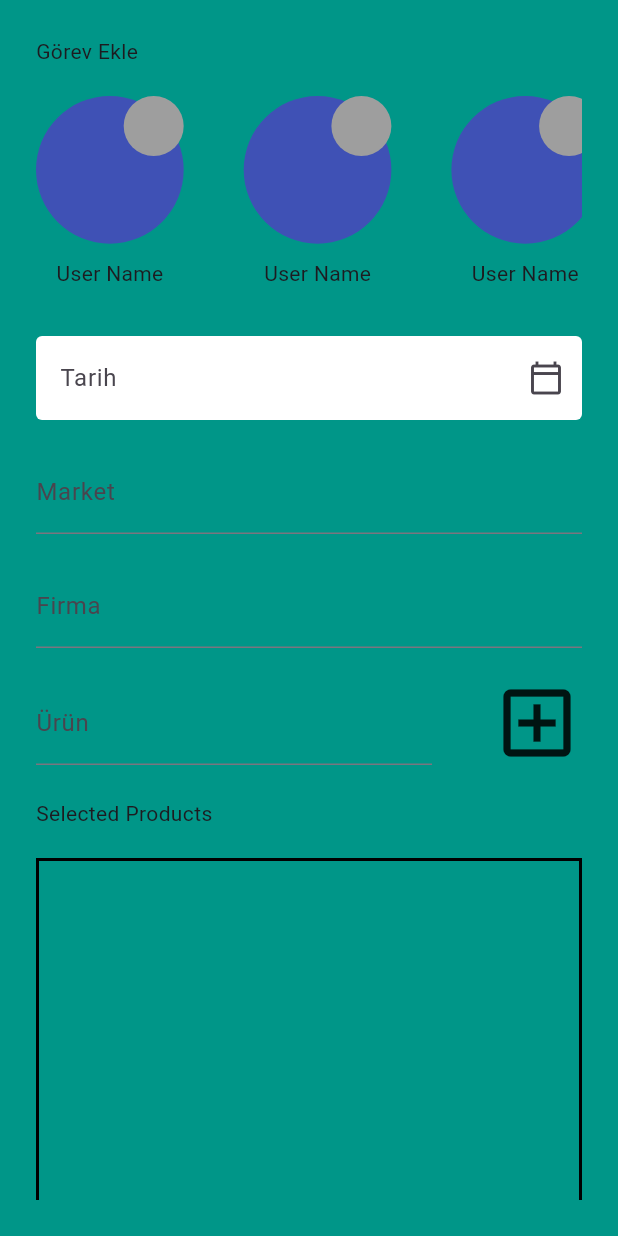
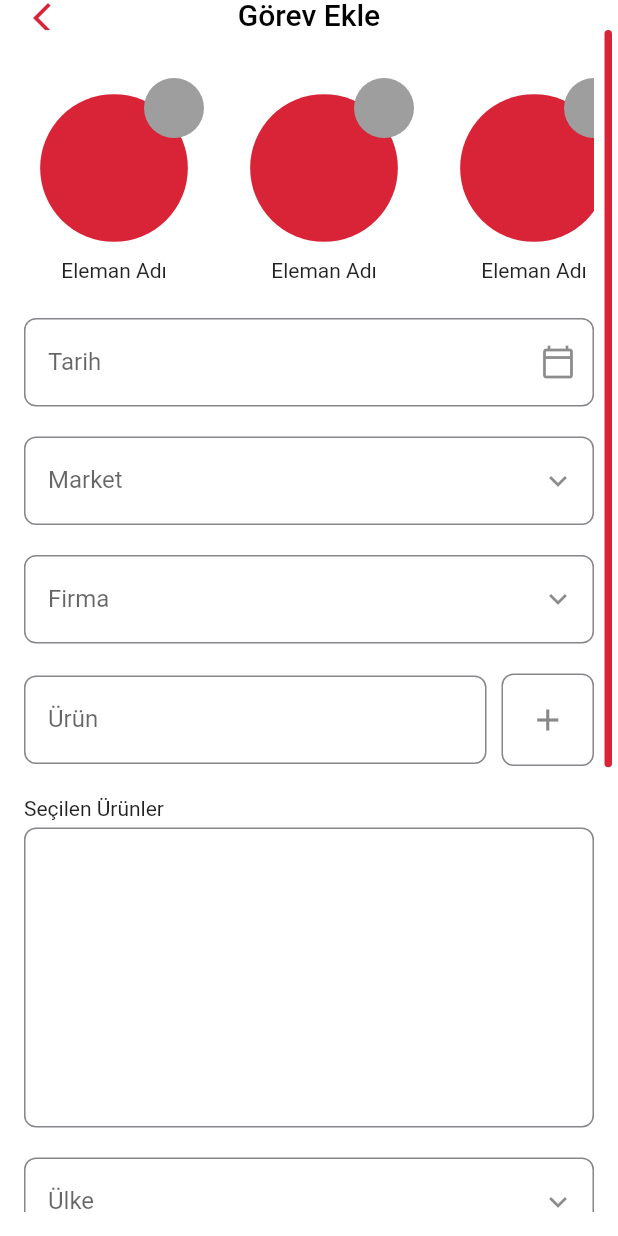
Before and after one commit to ilkeryurtbay/point_marketing, a Flutter app: the screen it shows after launch, on a phone screen of 412 x 824 dp. Run offline on Flutter 3.47's test engine with Material 2 defaults, Android fonts, the phone set to English and light mode, and no system bars; drawn by our look-alikes of flutter_typeahead.

Commit message:
theme files added and admin mission assignment page UI updated

```diff
--- a/lib/app_widget.dart
+++ b/lib/app_widget.dart
@@ -1,35 +1,48 @@
 import 'package:flutter/material.dart';
 import 'package:flutter/services.dart';
+import 'package:point_marketing/core/theme/app_theme.dart';
+import 'package:point_marketing/core/theme/app_theme_mode_enum.dart';
+import 'package:point_marketing/core/theme/app_theme_provider.dart';
 import 'package:point_marketing/src/features/admin/application/selected_product.dart';
 import 'package:point_marketing/src/features/admin/presentation/admin_page.dart';
 import 'package:provider/provider.dart';
 
 class AppWidget extends StatelessWidget {
-  const AppWidget({super.key});
+  const AppWidget({Key? key}) : super(key: key);
 
   @override
   Widget build(BuildContext context) {
-    SystemChrome.setSystemUIOverlayStyle(
-      const SystemUiOverlayStyle(
-          statusBarColor: Colors.transparent,
-          statusBarBrightness: Brightness.light,
-          statusBarIconBrightness: Brightness.light),
-    );
     return MultiProvider(
         providers: [
           ChangeNotifierProvider<SelectedProduct>(
             create: (context) => SelectedProduct(),
+          ),
+          ChangeNotifierProvider<AppThemeProvider>(
+            create: (context) => AppThemeProvider(),
           )
         ],
-      child: MaterialApp(
+        builder: (context, child) {
+          final currentTheme =
+              Provider.of<AppThemeProvider>(context, listen: false)
+                  .currentTheme;
+          SystemChrome.setSystemUIOverlayStyle(
+            SystemUiOverlayStyle(
+                statusBarColor: Colors.transparent,
+                statusBarBrightness: currentTheme == AppThemeMode.light
+                    ? Brightness.light
+                    : Brightness.dark,
+                statusBarIconBrightness: currentTheme == AppThemeMode.light
+                    ? Brightness.dark
+                    : Brightness.light),
+          );
+          return MaterialApp(
             debugShowCheckedModeBanner: false,
             title: 'Flutter Demo',
-        theme: ThemeData(
-          colorScheme: ColorScheme.fromSeed(seedColor: Colors.deepPurple),
-          useMaterial3: true,
-        ),
+            theme: currentTheme == AppThemeMode.light
+                ? AppTheme.lightTheme
+                : AppTheme.darkTheme,
             home: const AdminPage(),
-      ),
           );
+        });
   }
 }
--- a/lib/core/constants/app_padding.dart
+++ b/lib/core/constants/app_padding.dart
@@ -2,6 +2,8 @@ import 'package:flutter/cupertino.dart';
 
 class AppPadding {
   AppPadding._();
+  static const pagePadding = EdgeInsets.fromLTRB(16, 32, 16, 16);
+
   static const allSides8 = EdgeInsets.all(8);
   static const allSides16 = EdgeInsets.all(16);
   static const allSides24 = EdgeInsets.all(24);
@@ -13,4 +15,6 @@ class AppPadding {
   static const verticalSymmetric8 = EdgeInsets.symmetric(vertical: 8);
   static const verticalSymmetric16 = EdgeInsets.symmetric(vertical: 16);
   static const verticalSymmetric24 = EdgeInsets.symmetric(vertical: 24);
+
+  static const onlyRight4 = EdgeInsets.only(right: 4);
 }
--- a/lib/core/constants/app_space.dart
+++ b/lib/core/constants/app_space.dart
@@ -7,11 +7,17 @@ class AppSpace {
 }
 
 class _VerticalSpace {
+  final SizedBox space5 = const SizedBox(
+    height: 5,
+  );
   final SizedBox space10 = const SizedBox(
     height: 10,
   );
   final SizedBox space20 = const SizedBox(
     height: 20,
+  );
+  final SizedBox space60 = const SizedBox(
+    height: 60,
   );
 }
 
@@ -19,6 +25,9 @@ class _HorizontalSpace {
   final SizedBox space10 = const SizedBox(
     width: 10,
   );
+  final SizedBox space20 = const SizedBox(
+    width: 20,
+  );
   final SizedBox space40 = const SizedBox(
     width: 40,
   );
--- a/lib/core/constants/app_string.dart
+++ b/lib/core/constants/app_string.dart
@@ -11,4 +11,5 @@ class AppString {
   static const String addNotes = 'Not ekleyin...';
   static const String save = 'Kaydet';
   static const String agent = 'Eleman';
+  static const String chosenProducts = 'Seçilen Ürünler';
 }
--- a/lib/core/theme/app_theme.dart
+++ b/lib/core/theme/app_theme.dart
@@ -0,0 +1,11 @@
+import 'package:flutter/material.dart';
+
+import 'dark_theme/dark_theme.dart';
+import 'light_theme/light_theme.dart';
+
+class AppTheme {
+  AppTheme._();
+
+  static ThemeData get lightTheme => LightTheme.themeData;
+  static ThemeData get darkTheme => DarkTheme.themeData;
+}
--- /dev/null
+++ b/lib/core/theme/app_theme_mode_enum.dart
@@ -0,0 +1 @@
+enum AppThemeMode { light, dark }
--- /dev/null
+++ b/lib/core/theme/app_theme_provider.dart
@@ -0,0 +1,17 @@
+import 'package:flutter/material.dart';
+import 'package:point_marketing/core/theme/app_theme_mode_enum.dart';
+
+class AppThemeProvider extends ChangeNotifier {
+  AppThemeMode _themeMode = AppThemeMode.light;
+  AppThemeMode get currentTheme => _themeMode;
+
+  void setLightTheme() {
+    _themeMode = AppThemeMode.light;
+    notifyListeners();
+  }
+
+  void setDarkTheme() {
+    _themeMode = AppThemeMode.dark;
+    notifyListeners();
+  }
+}
--- a/lib/core/theme/dark_theme/dark_theme.dart
+++ b/lib/core/theme/dark_theme/dark_theme.dart
@@ -0,0 +1,87 @@
+import 'package:flutter/material.dart';
+
+class DarkTheme {
+  DarkTheme._();
+
+  static const Color columbiaBlue = Color(0xffCCDFE4);
+  static const Color darkSkyBlue = Color(0xff99BECA);
+  static const Color crystalBlue = Color(0xff669EAF);
+  static const Color tealBlue = Color(0xff337D95);
+  static const Color blueSapphire = Color(0xff005D7A);
+  static const Color midnightGreen = Color(0xff004A62);
+  static const Color richBlack = Color(0xff003849);
+  static const Color daintree = Color(0xff002531);
+  static const Color nero = Color(0xff180500);
+  static const Color lightGrey = Color(0xffDCDCDC);
+  static const Color richElectricBlue = Color(0xff0090CC);
+  static const Color maastrichtBlue = Color(0xff002433);
+  static const Color ateneoBlue = Color(0xff004866);
+  static const Color daintreeDark = Color(0xff021E2A);
+  static const Color highLightBlue = Color(0xff0097D6);
+
+  //decoration constants
+  static const double textFieldCornerRadius = 15;
+  static const double elevatedButtonCornetRadius = 20;
+  static final OutlineInputBorder errorBorder = OutlineInputBorder(
+    borderRadius: BorderRadius.circular(textFieldCornerRadius),
+    borderSide: const BorderSide(
+      color: Color(0xff8B0000),
+      width: 2.0,
+    ),
+  );
+
+  static ThemeData get themeData => ThemeData(
+        colorScheme: _colorScheme,
+        elevatedButtonTheme: ElevatedButtonThemeData(
+          style: ElevatedButton.styleFrom(
+            backgroundColor: ateneoBlue,
+            foregroundColor: lightGrey,
+            shape: RoundedRectangleBorder(
+                borderRadius:
+                    BorderRadius.circular(elevatedButtonCornetRadius)),
+          ),
+        ),
+        bottomNavigationBarTheme: const BottomNavigationBarThemeData(
+          backgroundColor: ateneoBlue,
+        ),
+        inputDecorationTheme: InputDecorationTheme(
+          focusedBorder: OutlineInputBorder(
+            borderRadius: BorderRadius.circular(textFieldCornerRadius),
+            borderSide: const BorderSide(
+              color: richElectricBlue,
+              width: 2.0,
+            ),
+          ),
+          enabledBorder: OutlineInputBorder(
+            borderRadius: BorderRadius.circular(textFieldCornerRadius),
+          ),
+          errorBorder: errorBorder,
+          focusedErrorBorder: errorBorder,
+          fillColor: _colorScheme.secondaryContainer,
+          filled: true,
+        ),
+      );
+
+  static ColorScheme get _colorScheme => const ColorScheme(
+        brightness: Brightness.light,
+        primary: daintree,
+        onPrimary: Colors.white,
+        secondary: richBlack,
+        onSecondary: blueSapphire,
+        secondaryContainer: lightGrey,
+        onSecondaryContainer: maastrichtBlue,
+        scrim: ateneoBlue,
+        error: Colors.red,
+        onError: Colors.white,
+        background: daintreeDark,
+        onBackground: midnightGreen,
+        surface: ateneoBlue,
+        onSurface: Colors.white,
+        surfaceVariant: Colors.transparent,
+        onSurfaceVariant: blueSapphire,
+        inverseSurface: columbiaBlue,
+        onInverseSurface: maastrichtBlue,
+        outline: lightGrey,
+        inversePrimary: highLightBlue,
+      );
+}
--- a/lib/core/theme/light_theme/light_theme.dart
+++ b/lib/core/theme/light_theme/light_theme.dart
@@ -0,0 +1,86 @@
+import 'package:flutter/material.dart';
+
+class LightTheme {
+  LightTheme._();
+
+  static const Color mainThemeColor = Color(0xffD92337);
+  static const Color fillColor = Color(0xffF4F4F4);
+  static const Color enabledOutlineColor = Color(0xff33C3FF);
+  static const Color outLineColor = Color(0xff86868B);
+
+  //decoration constants
+  static const double textFieldCornerRadius = 8;
+  static const double elevatedButtonCornetRadius = 30;
+  static final OutlineInputBorder errorBorder = OutlineInputBorder(
+    borderRadius: BorderRadius.circular(textFieldCornerRadius),
+    borderSide: const BorderSide(
+      color: Colors.red,
+      width: 2.0,
+    ),
+  );
+
+  static final elevatedButtonThemeData = ElevatedButtonThemeData(
+    style: ElevatedButton.styleFrom(
+        backgroundColor: mainThemeColor,
+        foregroundColor: Colors.white,
+        shape: RoundedRectangleBorder(
+            borderRadius: BorderRadius.circular(elevatedButtonCornetRadius)),
+        elevation: 0,
+        fixedSize: const Size(double.maxFinite, 40)),
+  );
+
+  static ThemeData get themeData {
+    return ThemeData(
+      colorScheme: _colorScheme,
+      scaffoldBackgroundColor: Colors.white,
+      elevatedButtonTheme: elevatedButtonThemeData,
+      appBarTheme: AppBarTheme(
+          color: Colors.white,
+          elevation: 0,
+          centerTitle: true,
+          toolbarHeight: 20,
+          foregroundColor: Colors.black),
+      textSelectionTheme: const TextSelectionThemeData(
+        cursorColor: Colors.black,
+      ),
+      inputDecorationTheme: InputDecorationTheme(
+        contentPadding:
+            const EdgeInsets.only(left: 16.0, bottom: 20.0, top: 20.0),
+        focusedBorder: OutlineInputBorder(
+          borderRadius: BorderRadius.circular(textFieldCornerRadius),
+          borderSide: const BorderSide(
+            color: enabledOutlineColor,
+            width: 2.0,
+          ),
+        ),
+        enabledBorder: OutlineInputBorder(
+          borderRadius: BorderRadius.circular(textFieldCornerRadius),
+          borderSide: const BorderSide(
+            color: outLineColor,
+          ),
+        ),
+        errorBorder: errorBorder,
+        focusedErrorBorder: errorBorder,
+        fillColor: _colorScheme.secondaryContainer,
+        filled: true,
+        floatingLabelStyle:
+            const TextStyle(color: enabledOutlineColor, fontSize: 18),
+      ),
+    );
+  }
+
+  static ColorScheme get _colorScheme => const ColorScheme(
+        brightness: Brightness.light,
+        primary: mainThemeColor,
+        onPrimary: Colors.white,
+        secondary: Colors.white,
+        onSecondary: Colors.black,
+        error: Colors.red,
+        onError: Colors.white,
+        background: Colors.white,
+        onBackground: Colors.black,
+        surface: mainThemeColor,
+        onSurface: Colors.black,
+        outline: outLineColor,
+      );
+}
--- /dev/null
+++ b/lib/core/util/build_context_extension.dart
@@ -0,0 +1,9 @@
+import 'package:flutter/material.dart';
+
+extension BuilContextExtension on BuildContext {
+  //Colors
+
+  ColorScheme get colorScheme => Theme.of(this).colorScheme;
+  Color get mainThemeColor => colorScheme.surface;
+  Color get outlineColor => colorScheme.outline;
+}
--- a/lib/src/features/admin/presentation/admin_page.dart
+++ b/lib/src/features/admin/presentation/admin_page.dart
@@ -7,8 +7,8 @@ import 'package:http/http.dart' as http;
 import 'package:intl/intl.dart';
 import 'package:point_marketing/core/constants/app_space.dart';
 import 'package:point_marketing/core/constants/app_string.dart';
+import 'package:point_marketing/core/util/build_context_extension.dart';
 import 'package:point_marketing/src/features/admin/application/selected_product.dart';
-import 'package:point_marketing/src/features/admin/data/entity/agent_entity.dart';
 import 'package:point_marketing/src/features/admin/data/entity/city_entity.dart';
 import 'package:point_marketing/src/features/admin/data/entity/company_entity.dart';
 import 'package:point_marketing/src/features/admin/domain/i_suggestion_model.dart';
@@ -33,9 +33,9 @@ class _AdminPageState extends State<AdminPage> {
   late TextEditingController _marketController;
   late TextEditingController _companyController;
   late TextEditingController _productController;
-  late TextEditingController _agentController;
   late TextEditingController _countryController;
   late TextEditingController _cityController;
+  late TextEditingController _noteController;
 
   @override
   void initState() {
@@ -44,9 +44,9 @@ class _AdminPageState extends State<AdminPage> {
     _marketController = TextEditingController();
     _companyController = TextEditingController();
     _productController = TextEditingController();
-    _agentController = TextEditingController();
     _countryController = TextEditingController();
     _cityController = TextEditingController();
+    _noteController = TextEditingController();
   }
 
   @override
@@ -55,27 +55,42 @@ class _AdminPageState extends State<AdminPage> {
     _marketController.dispose();
     _companyController.dispose();
     _productController.dispose();
-    _agentController.dispose();
     _countryController.dispose();
     _cityController.dispose();
+    _noteController.dispose();
     super.dispose();
   }
 
   @override
   Widget build(BuildContext context) {
     const double topListHeight = 160;
+    final roundedRectangleShapeDecoration = ShapeDecoration(
+        shape: RoundedRectangleBorder(
+            side: BorderSide(
+              color: Theme.of(context).colorScheme.outline,
+            ),
+            borderRadius: BorderRadius.circular(8)));
     return Scaffold(
-      backgroundColor: Colors.teal,
-      body: SafeArea(
+      appBar: AppBar(
+        title: const Text(
+          AppString.addMission,
+        ),
+        leading: const _BackButton(),
+      ),
+      body: RawScrollbar(
+        thumbVisibility: true,
+        padding: AppPadding.onlyRight4,
+        thumbColor: context.mainThemeColor,
+        thickness: 5,
+        radius: const Radius.circular(10),
+        interactive: true,
         child: Padding(
-          padding: AppPadding.allSides24,
+          padding: AppPadding.pagePadding,
           child: SingleChildScrollView(
             child: Column(
               mainAxisSize: MainAxisSize.min,
               crossAxisAlignment: CrossAxisAlignment.start,
               children: [
-                const Text(AppString.addMission),
-                AppSpace.vertical.space20,
                 SizedBox(
                   height: topListHeight,
                   child: ListView.builder(
@@ -86,33 +101,28 @@ class _AdminPageState extends State<AdminPage> {
                         children: [
                           Column(
                             children: [
-                              Stack(
+                              SizedBox(
+                                height: topListHeight * 0.75,
+                                width: topListHeight * 0.75,
+                                child: Stack(
                                   children: [
-                                  SizedBox(
-                                    // height: topListHeight,
-                                    // width: topListHeight,
+                                    Center(
                                       child: CircleAvatar(
-                                      backgroundColor: Colors.indigo,
+                                        backgroundColor: Theme.of(context)
+                                            .colorScheme
+                                            .surface,
                                         radius: topListHeight / 3.25,
                                       ),
                                     ),
-                                  Positioned(
-                                      right: 0,
-                                      child: Container(
-                                        height: 40,
-                                        width: 40,
-                                        decoration: BoxDecoration(
-                                          shape: BoxShape.circle,
-                                          color: Colors.grey,
-                                        ),
-                                      ))
+                                    const Positioned(
+                                        right: 0, child: CheckCircle())
                                   ],
                                 ),
-                              AppSpace.vertical.space10,
-                              const Text('User Name'),
+                              ),
+                              const Text('Eleman Adı'),
                             ],
                           ),
-                          AppSpace.horizontal.space40,
+                          AppSpace.horizontal.space20,
                         ],
                       );
                     },
@@ -122,15 +132,7 @@ class _AdminPageState extends State<AdminPage> {
                   controller: _dateController,
                   decoration: const InputDecoration(
                     labelText: AppString.date,
-                    filled: true,
-                    fillColor: Colors.white,
                     suffixIcon: Icon(Icons.calendar_today_outlined),
-                    enabledBorder: OutlineInputBorder(
-                      borderSide: BorderSide.none,
-                    ),
-                    focusedBorder: OutlineInputBorder(
-                      borderSide: BorderSide(color: Colors.blue),
-                    ),
                   ),
                   readOnly: true,
                   onTap: _selectDate,
@@ -153,32 +155,41 @@ class _AdminPageState extends State<AdminPage> {
                 Row(
                   children: [
                     Expanded(
+                      flex: 5,
                       child: ProductSuggestionField(
                         controller: _productController,
                       ),
                     ),
-                    AppSpace.horizontal.space40,
-                    InkWell(
+                    AppSpace.horizontal.space10,
+                    Expanded(
+                      child: InkWell(
                         borderRadius: BorderRadius.circular(8),
                         //add the selected product, which is being held in Selected Product Change Notifier, to the list to show in the list view
                         onTap: () =>
                             Provider.of<SelectedProduct>(context, listen: false)
                                 .addSelectedProductToList(),
-                      child: const Icon(
-                        Icons.add_box_outlined,
-                        size: 60,
+                        child: AspectRatio(
+                          aspectRatio: 1,
+                          child: Container(
+                            decoration: roundedRectangleShapeDecoration,
+                            child: Icon(
+                              Icons.add_outlined,
+                              color: context.outlineColor,
+                            ),
+                          ),
+                        ),
                       ),
                     ),
                   ],
                 ),
                 AppSpace.vertical.space20,
-                const Text('Selected Products'),
-                AppSpace.vertical.space20,
+                const Text(AppString.chosenProducts),
+                AppSpace.vertical.space5,
                 Consumer<SelectedProduct>(
                   builder: (context, selectedProduct, child) {
                     return Container(
-                      height: 400,
-                      decoration: BoxDecoration(border: Border.all(width: 2)),
+                      height: 200,
+                      decoration: roundedRectangleShapeDecoration,
                       child: ListView.builder(
                         itemCount: selectedProduct.selectedProducts.length,
                         itemBuilder: (context, index) {
@@ -197,17 +208,12 @@ class _AdminPageState extends State<AdminPage> {
                 ),
                 AppSpace.vertical.space20,
                 SuggestionField(
-                  controller: _agentController,
-                  labelText: AppString.agent,
-                  getSuggestionMethod: (pattern) =>
-                      getSuggestions<Agent>(pattern, Agent.fromJson),
-                ),
-                SuggestionField(
                   controller: _countryController,
                   labelText: AppString.country,
                   getSuggestionMethod: (pattern) =>
                       getSuggestions<Country>(pattern, Country.fromJson),
                 ),
+                AppSpace.vertical.space20,
                 SuggestionField(
                   controller: _cityController,
                   labelText: AppString.city,
@@ -215,11 +221,22 @@ class _AdminPageState extends State<AdminPage> {
                       getSuggestions<City>(pattern, City.fromJson),
                 ),
                 AppSpace.vertical.space20,
+                TextField(
+                  controller: _noteController,
+                  minLines: 5,
+                  maxLines: 10,
+                  maxLength: 1500,
+                  decoration: const InputDecoration(
+                    hintText: AppString.addNotes,
+                  ),
+                ),
+                AppSpace.vertical.space20,
                 Center(
                   child: ElevatedButton(
                       onPressed: () {}, //TODO: implement save method
                       child: const Text(AppString.save)),
-                )
+                ),
+                AppSpace.vertical.space60,
               ],
             ),
           ),
@@ -234,7 +251,8 @@ class _AdminPageState extends State<AdminPage> {
       context: context,
       initialDate: DateTime.now(),
       firstDate: DateTime.now(),
-        lastDate: DateTime(2100));
+      lastDate: DateTime(2100),
+    );
 
     if (pickedDate != null) {
       setState(() {
@@ -268,3 +286,66 @@ class _AdminPageState extends State<AdminPage> {
     }
   }
 }
+
+class CheckCircle extends StatefulWidget {
+  const CheckCircle({super.key});
+
+  @override
+  State<CheckCircle> createState() => _CheckCircleState();
+}
+
+class _CheckCircleState extends State<CheckCircle> {
+  bool isChecked = false;
+  @override
+  Widget build(BuildContext context) {
+    return InkWell(
+      borderRadius: BorderRadius.circular(40),
+      onTap: () {
+        setState(() {
+          isChecked = !isChecked;
+        });
+      },
+      child: isChecked
+          ? Stack(
+              alignment: Alignment.center,
+              children: [
+                Container(
+                  height: 40,
+                  width: 40,
+                  decoration: const BoxDecoration(
+                    shape: BoxShape.circle,
+                    color: Colors.red,
+                  ),
+                ),
+                const Icon(
+                  Icons.check,
+                  color: Colors.white,
+                )
+              ],
+            )
+          : Container(
+              height: 40,
+              width: 40,
+              decoration: const BoxDecoration(
+                shape: BoxShape.circle,
+                color: Colors.grey,
+              ),
+            ),
+    );
+  }
+}
+
+class _BackButton extends StatelessWidget {
+  const _BackButton();
+
+  @override
+  Widget build(BuildContext context) {
+    return InkWell(
+      onTap: () => Navigator.pop(context),
+      child: Icon(
+        Icons.arrow_back_ios_new_outlined,
+        color: context.mainThemeColor,
+      ),
+    );
+  }
+}
--- a/lib/src/features/admin/presentation/widgets/suggestion_field.dart
+++ b/lib/src/features/admin/presentation/widgets/suggestion_field.dart
@@ -25,8 +25,8 @@ class _SuggestionFieldState<T extends ISuggestionModel>
       textFieldConfiguration: TextFieldConfiguration(
         controller: widget.controller,
         decoration: InputDecoration(
-          labelText: widget.labelText,
-        ),
+            labelText: widget.labelText,
+            suffixIcon: const Icon(Icons.keyboard_arrow_down_outlined)),
       ),
       suggestionsCallback: widget.getSuggestionMethod,
       itemBuilder: (context, suggestion) {
```
Lines whose indentation alone changed are shown as unchanged.
